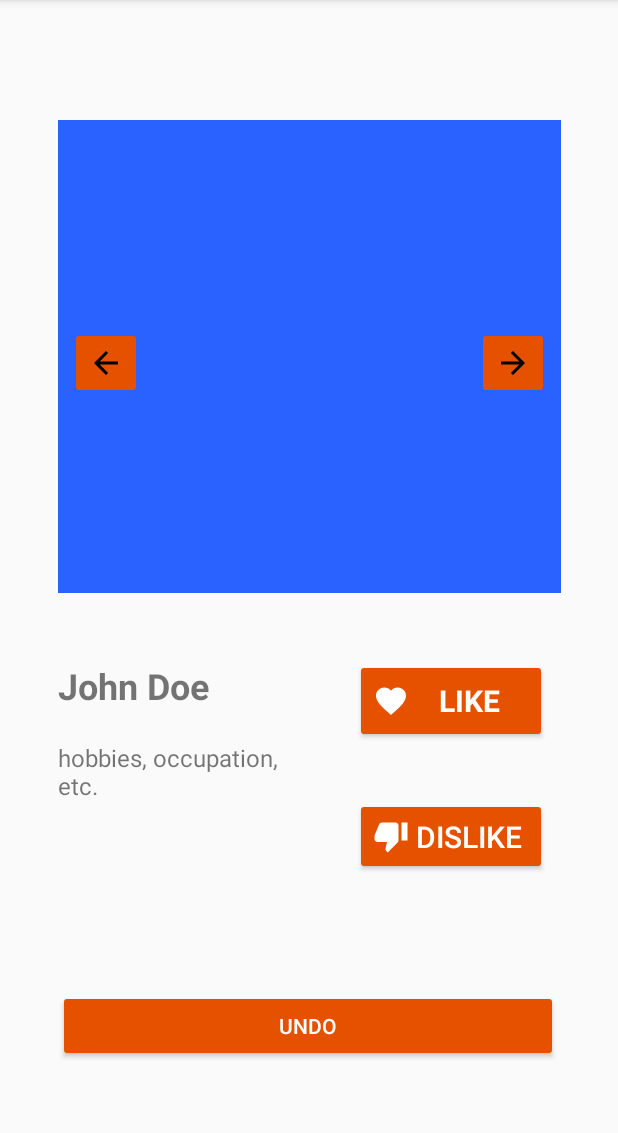
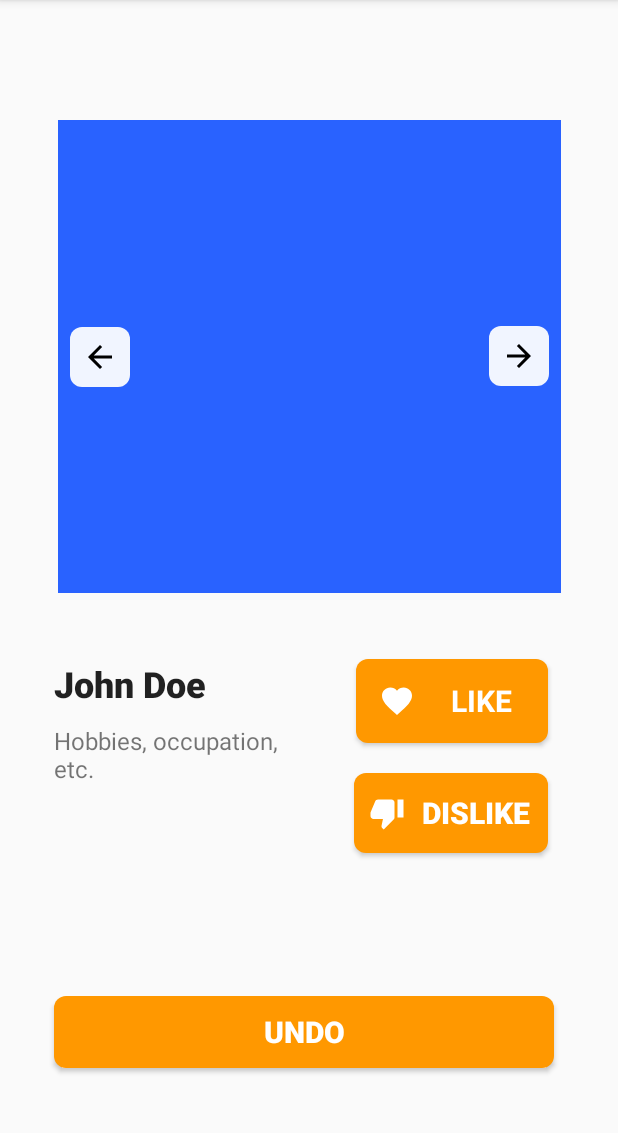
Before and after one commit to nickedchen/Grandfinder, an Android app: the screen it shows after launch once a user with an empty profile is signed in (landingPage), on a phone screen of 412 x 824 dp, the part 84-1217 px from its top. Run offline under Robolectric (Android 15) with nearby library versions, the phone set to English and light mode, and no system bars; our stand-ins replace Firebase (no records; nobody signed in at launch, a user with empty details on screens opened directly); 1 statement that could not run was skipped.

Commit message:
Confirm sign out prompt, Rounded buttons

```diff
--- a/app/src/main/java/com/google/firebase/codelab/grandfinder/MainActivity.kt
+++ b/app/src/main/java/com/google/firebase/codelab/grandfinder/MainActivity.kt
@@ -234,9 +234,9 @@ class MainActivity : AppCompatActivity() {
 
     }
 
-    public fun signOut() {
+    private fun signOut() {
         AuthUI.getInstance().signOut(this)
-        startActivity(Intent(this, landingPage::class.java))
+        startActivity(Intent(this, SignInActivity::class.java))
         finish()
     }
 
--- a/app/src/main/java/com/google/firebase/codelab/grandfinder/landingPage.java
+++ b/app/src/main/java/com/google/firebase/codelab/grandfinder/landingPage.java
@@ -1,8 +1,10 @@
 package com.google.firebase.codelab.grandfinder;
 
 import androidx.annotation.NonNull;
+import androidx.appcompat.app.AlertDialog;
 import androidx.appcompat.app.AppCompatActivity;
 
+import android.content.DialogInterface;
 import android.content.Intent;
 import android.os.Bundle;
 import android.view.Menu;
@@ -32,6 +34,7 @@ import com.firebase.ui.auth.AuthUI;
 public class landingPage extends AppCompatActivity {
     private DatabaseReference database = FirebaseDatabase.getInstance().getReference();
     int i = 0;
+
     ArrayList<String> names = new ArrayList<>();
     ArrayList<String> hobbies = new ArrayList<>();
     ArrayList<String> personality = new ArrayList<>();
@@ -44,22 +47,23 @@ public class landingPage extends AppCompatActivity {
         next();
         System.out.println("DONE");
         System.out.println(names.toString());
-    }public void jump(View view){
+    }
+
+    public void jump(View view) {
         Intent intent = new Intent(this, MainActivity.class);
         startActivity(intent);
-    }public void getData(ArrayList<String> names,ArrayList<String> hobbies,ArrayList<String> personality,ArrayList<String> habits, String bo){
+    }
+
+    public void getData(ArrayList<String> names, ArrayList<String> hobbies, ArrayList<String> personality, ArrayList<String> habits, String bo) {
         System.out.println("Current is " + i);
         TextView txt = findViewById(R.id.nameBio);
         DatabaseReference myRef = database.child("UserInfo");
         System.out.println(myRef.toString());
         DatabaseReference ex = myRef.child("User1");
-        if(bo == "undo"){
-            i = i-1;
+        if (bo == "undo") {
+            i = i - 1;
         }
-//        names.clear();
-//        hobbies.clear();
-//        personality.clear();
-//        habits.clear();
+//
         myRef.addValueEventListener(new ValueEventListener() {
             public void onDataChange(@NonNull DataSnapshot snapshot) {
                 try {
@@ -85,16 +89,17 @@ public class landingPage extends AppCompatActivity {
                     txt2.setText(initial);
                     txt.setText(names.get(i).toString());
                     i++;
-                    if(i >= names.size()-1){
-                        i = names.size()-1;
-                    }else if( i < 0){
-                        i= 0;
+                    if (i >= names.size() - 1) {
+                        i = names.size() - 1;
+                    } else if (i < 0) {
+                        i = 0;
                     }
                     System.out.println("After is " + i);
                 } catch (Exception e) {
                     Toast.makeText(getApplicationContext(), "No more people", Toast.LENGTH_SHORT).show();
                 }
             }
+
             @Override
             public void onCancelled(@NonNull DatabaseError error) {
                 // calling on cancelled method when we receive
@@ -102,17 +107,9 @@ public class landingPage extends AppCompatActivity {
             }
         });
     }
-//    }private void String getPhotoUrl() {
-//
-//        String user = auth.currentUser;
-//        return user?.photoUrl?.toString()
-//    }
-
-
-
 
     @Override
-    public boolean onCreateOptionsMenu(Menu menu){
+    public boolean onCreateOptionsMenu(Menu menu) {
         getMenuInflater().inflate(R.menu.main_menu, menu);
         return true;
     }
@@ -141,34 +138,55 @@ public class landingPage extends AppCompatActivity {
                 return true;
 
 
-
             default:
-                // If we got here, the user's action was not recognized.
-                // Invoke the superclass to handle it.
                 return super.onOptionsItemSelected(item);
 
         }
     }
 
     private void signOut() {
-        AuthUI.getInstance().signOut(this);
-        startActivity(new Intent(this, SignInActivity.class));
-    }public void undo(View view){
-        i = i-1;
+        String signout = "Are you sure you want to sign out?";
+        String confirm = "Confirm";
+        String cancel = "Cancel";
+
+        AlertDialog.Builder builder = new AlertDialog.Builder(this,R.style.AlertDialog);
+        builder.setTitle("Signing Out");
+        builder.setMessage(signout)
+                .setPositiveButton(confirm, new DialogInterface.OnClickListener() {
+                    public void onClick(DialogInterface dialog, int id) {
+                        AuthUI.getInstance().signOut(landingPage.this);
+                        finish();
+                    }
+                })
+                .setNegativeButton(cancel, new DialogInterface.OnClickListener() {
+                    public void onClick(DialogInterface dialog, int id) {
+                        // User cancelled the dialog
+                    }
+                });
+        builder.create().show();
+    }
+
+    public void undo(View view) {
+        i = i - 1;
         System.out.println(i);
         getData(names, hobbies, personality, habits, "undo");
     }
 
-    public void notif(View view){
+    public void notif(View view) {
         Intent intent = new Intent(this, notificationPage.class);
         startActivity(intent);
-    }public void like(View view) {
+    }
+
+    public void like(View view) {
         next();
-    }public void next(){
+    }
+
+    public void next() {
 
         getData(names, hobbies, personality, habits, "do");
     }
-    public void setText(ArrayList<String> names,ArrayList<String> hobbies,ArrayList<String> personality,ArrayList<String> habits){
+
+    public void setText(ArrayList<String> names, ArrayList<String> hobbies, ArrayList<String> personality, ArrayList<String> habits) {
 
         TextView txt = findViewById(R.id.nameBio);
         TextView txt2 = findViewById(R.id.bio1);
--- /dev/null
+++ b/app/src/main/res/drawable/roundedactionbutton.xml
@@ -0,0 +1,9 @@
+<?xml version="1.0" encoding="utf-8"?>
+<shape xmlns:android="http://schemas.android.com/apk/res/android"
+    android:shape="rectangle">
+    <solid android:color="@color/colorPrimary" />
+    <corners android:bottomRightRadius="8dp"
+        android:bottomLeftRadius="8dp"
+        android:topRightRadius="8dp"
+        android:topLeftRadius="8dp"/>
+</shape>
--- /dev/null
+++ b/app/src/main/res/drawable/roundedbutton.xml
@@ -0,0 +1,9 @@
+<?xml version="1.0" encoding="utf-8"?>
+<shape xmlns:android="http://schemas.android.com/apk/res/android"
+    android:shape="rectangle">
+    <solid android:color="#eeffffff" />
+    <corners android:bottomRightRadius="8dp"
+        android:bottomLeftRadius="8dp"
+        android:topRightRadius="8dp"
+        android:topLeftRadius="8dp"/>
+</shape>
--- a/app/src/main/res/layout/activity_landing_page.xml
+++ b/app/src/main/res/layout/activity_landing_page.xml
@@ -26,57 +26,72 @@
         android:id="@+id/bio1"
         android:layout_width="167dp"
         android:layout_height="86dp"
+        android:layout_marginStart="36dp"
         android:layout_marginTop="20dp"
-        android:text="hobbies, occupation, etc."
+        android:text="Hobbies, occupation, etc."
         android:textSize="16sp"
-        app:layout_constraintStart_toStartOf="@+id/nameBio"
-        app:layout_constraintTop_toBottomOf="@+id/nameBio" />
+        app:layout_constraintBottom_toBottomOf="@+id/no"
+        app:layout_constraintStart_toStartOf="parent"
+        app:layout_constraintTop_toBottomOf="@+id/nameBio"
+        app:layout_constraintVertical_bias="1.0" />
 
     <TextView
         android:id="@+id/nameBio"
         android:layout_width="166dp"
         android:layout_height="33dp"
-        android:layout_marginTop="45dp"
+        android:layout_marginStart="36dp"
+        android:layout_marginTop="44dp"
+        android:fontFamily="sans-serif-medium"
         android:text="John Doe"
+        android:textAppearance="@style/TextAppearance.AppCompat.Body1"
         android:textSize="24sp"
         android:textStyle="bold"
-        app:layout_constraintStart_toStartOf="@+id/PhotoView"
+        android:typeface="normal"
+        app:layout_constraintStart_toStartOf="parent"
         app:layout_constraintTop_toBottomOf="@+id/PhotoView" />
+
 
     <Button
         android:id="@+id/yes"
         android:layout_width="128dp"
         android:layout_height="56dp"
-        android:layout_marginStart="32dp"
+        android:layout_marginStart="30dp"
         android:layout_marginTop="44dp"
-        android:layout_marginEnd="10dp"
+        android:background="@drawable/roundedactionbutton"
         android:drawableStart="@drawable/ic_baseline_favorite_24"
+        android:drawablePadding="0sp"
         android:fontFamily="sans-serif"
         android:onClick="like"
+        android:paddingLeft="15dip"
         android:text="Like"
+        android:textAlignment="center"
         android:textSize="20sp"
         android:textStyle="bold"
         android:theme="@style/AppTheme"
-        app:layout_constraintEnd_toEndOf="@+id/PhotoView"
+        app:layout_constraintEnd_toEndOf="parent"
+        app:layout_constraintHeight_min="wrap"
+        app:layout_constraintHorizontal_bias="0.098"
         app:layout_constraintStart_toEndOf="@+id/nameBio"
-        app:layout_constraintTop_toBottomOf="@+id/PhotoView" />
+        app:layout_constraintTop_toBottomOf="@+id/PhotoView"
+        app:layout_constraintWidth_min="wrap" />
 
     <Button
         android:id="@+id/no"
-        android:layout_width="128dp"
-        android:layout_height="51dp"
-        android:layout_marginTop="16dp"
-        android:layout_marginBottom="56dp"
+        android:layout_width="129dp"
+        android:layout_height="53dp"
+        android:layout_marginTop="20dp"
+        android:background="@drawable/roundedactionbutton"
         android:drawableStart="@drawable/ic_baseline_thumb_down_24"
         android:onClick="like"
+        android:paddingStart="10dip"
         android:text="Dislike"
         android:textSize="20sp"
+        android:textStyle="bold"
         android:theme="@style/AppTheme"
-        app:layout_constraintBottom_toTopOf="@+id/button3"
         app:layout_constraintEnd_toEndOf="@+id/yes"
+        app:layout_constraintHorizontal_bias="1.0"
         app:layout_constraintStart_toStartOf="@+id/yes"
         app:layout_constraintTop_toBottomOf="@+id/yes" />
-
 
     <ImageButton
         android:id="@+id/imageLeft"
@@ -85,7 +100,9 @@
         android:layout_marginStart="8dp"
         android:layout_marginTop="138dp"
         android:layout_marginBottom="129dp"
-        android:minHeight="48dp"
+        android:background="@drawable/roundedbutton"
+        android:minWidth="40dp"
+        android:minHeight="40dp"
         app:layout_constraintBottom_toBottomOf="@+id/PhotoView"
         app:layout_constraintStart_toStartOf="@+id/PhotoView"
         app:layout_constraintTop_toTopOf="@+id/PhotoView"
@@ -97,23 +114,32 @@
         android:layout_width="wrap_content"
         android:layout_height="wrap_content"
         android:layout_marginEnd="8dp"
-        android:minHeight="48dp"
+        android:background="@drawable/roundedbutton"
+        android:minWidth="40dp"
+        android:minHeight="40dp"
         app:layout_constraintBottom_toBottomOf="@+id/PhotoView"
         app:layout_constraintEnd_toEndOf="@+id/PhotoView"
         app:layout_constraintTop_toTopOf="@+id/PhotoView"
-        app:layout_constraintVertical_bias="0.516"
+        app:layout_constraintVertical_bias="0.498"
         app:srcCompat="@drawable/ic_baseline_arrow_forward_24" />
 
     <Button
         android:id="@+id/button3"
         android:layout_width="333dp"
         android:layout_height="48dp"
-        android:layout_marginBottom="60dp"
+        android:layout_marginBottom="56dp"
+        android:background="@drawable/roundedactionbutton"
+        android:fontFamily="sans-serif-medium"
         android:onClick="undo"
         android:text="Undo"
+        android:textAllCaps="true"
+        android:textSize="20sp"
+        android:textStyle="bold"
         app:layout_constraintBottom_toBottomOf="parent"
-        app:layout_constraintEnd_toEndOf="@+id/no"
-        app:layout_constraintHorizontal_bias="0.0"
-        app:layout_constraintStart_toStartOf="@+id/bio1" />
+        app:layout_constraintEnd_toEndOf="parent"
+        app:layout_constraintHorizontal_bias="0.461"
+        app:layout_constraintStart_toStartOf="parent"
+        app:layout_constraintTop_toBottomOf="@+id/no"
+        app:layout_constraintVertical_bias="1.0" />
 
 </androidx.constraintlayout.widget.ConstraintLayout>
--- a/app/src/main/res/values/strings.xml
+++ b/app/src/main/res/values/strings.xml
@@ -16,7 +16,10 @@
     <string name="Editprofile">Edit Profile</string>
     <string name="chat">Chat</string>
     <string name="signout">Sign Out</string>
+    <string name="signoutprompt">Sign Out</string>
     <string name="notifications">Notifications</string>
+    <string name="confirm">Confirm</string>
+    <string name="cancel">Cancel</string>
 
     <string-array name="array_technology">
         <item>Android</item>
--- a/app/src/main/res/values/styles.xml
+++ b/app/src/main/res/values/styles.xml
@@ -41,6 +41,15 @@
         <item name="android:textColor">@android:color/white</item>
     </style>
 
+    <style name="AlertDialog" parent="Base.Theme.AppCompat.Light.Dialog">
+        <item name="android:textColor">#000000</item>
+        <item name="android:textColorPrimary">#595959</item>
+    </style>
+
+    <style name="buttonShape">
+        <item name="cornerFamily">rounded</item>
+        <item name="cornerSize">50%</item>
+    </style>
 
 
 </resources>
```
